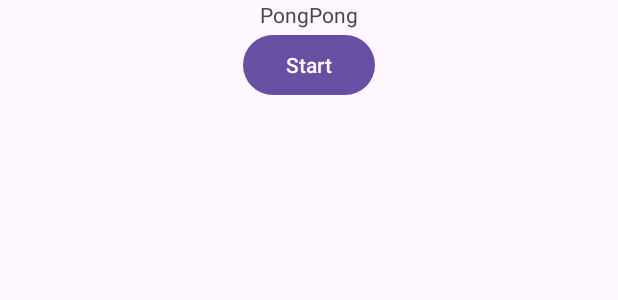
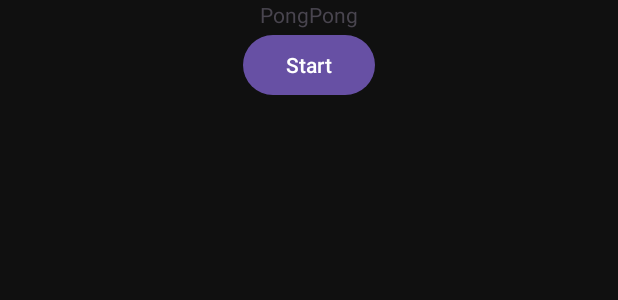
Before and after one commit to ToJo9/PongPong, an Android app: the layout activity_main.xml on its own in the app's theme, with its tools: preview values and no code run, on a phone screen of 412 x 824 dp. Shown: the top 300 px of the screen. Run offline under Robolectric (Android 15) with nearby library versions, the phone set to English and light mode, and no system bars.

Commit message:
neue Layout-Datei; Hintergrund
- Layout-Datei (activity_game) für GameActivity erstellt -> bei setContentView() wird jetzt nicht mehr das GameView-Objekt selbst übergeben, sondern die Layout-Datei
- Farbe für den Hintergrund in colors.xml hinzugefügt
- Hintergrund für MainActivity und GameActivity gesetzt (für MainActivity in der Layout-Datei und für GameActivity im Konstruktor der GameView)

```diff
--- a/app/src/main/java/de/tojo/pongpong/GameActivity.java
+++ b/app/src/main/java/de/tojo/pongpong/GameActivity.java
@@ -18,9 +18,8 @@ public class GameActivity extends AppCompatActivity {
     protected void onCreate(Bundle savedInstanceState) {
         super.onCreate(savedInstanceState);
         EdgeToEdge.enable(this);
-        GameView gameView = new GameView(this);
-        setContentView(gameView);
-        ViewCompat.setOnApplyWindowInsetsListener(gameView, (v, insets) -> {
+        setContentView(R.layout.activity_game);
+        ViewCompat.setOnApplyWindowInsetsListener(findViewById(R.id.game_view), (v, insets) -> {
             Insets systemBars = insets.getInsets(WindowInsetsCompat.Type.systemBars());
             v.setPadding(systemBars.left, systemBars.top, systemBars.right, systemBars.bottom);
             return insets;
--- a/app/src/main/java/de/tojo/pongpong/MainActivity.java
+++ b/app/src/main/java/de/tojo/pongpong/MainActivity.java
@@ -25,7 +25,7 @@ public class MainActivity extends AppCompatActivity implements OnClickListener {
             return insets;
         });
 
-        Button startButton = findViewById(R.id.startButton);
+        Button startButton = findViewById(R.id.start_button);
         startButton.setOnClickListener(this);
     }
 
--- a/app/src/main/res/layout/activity_main.xml
+++ b/app/src/main/res/layout/activity_main.xml
@@ -6,17 +6,18 @@
     android:layout_width="match_parent"
     android:layout_height="match_parent"
     android:orientation="vertical"
+    android:background="@color/hintergrund"
     tools:context=".MainActivity">
 
     <TextView
-        android:id="@+id/spielName"
+        android:id="@+id/spiel_name"
         android:layout_width="wrap_content"
         android:layout_height="wrap_content"
         android:layout_gravity="center_horizontal"
         android:text="@string/app_name" />
 
     <Button
-        android:id="@+id/startButton"
+        android:id="@+id/start_button"
         android:layout_width="wrap_content"
         android:layout_height="wrap_content"
         android:layout_gravity="center_horizontal"
--- a/app/src/main/res/values/colors.xml
+++ b/app/src/main/res/values/colors.xml
@@ -1,5 +1,7 @@
 <?xml version="1.0" encoding="utf-8"?>
+<!-- Farben sind alphabetisch geordnet -->
 <resources>
     <color name="black">#FF000000</color>
+    <color name="hintergrund">#FF101010</color>
     <color name="white">#FFFFFFFF</color>
 </resources>
```
Also changed, not shown: app/src/main/java/de/tojo/pongpong/GameView.java (+6 -2 lines), app/src/main/res/layout/activity_game.xml (added, +7 -0 lines).
